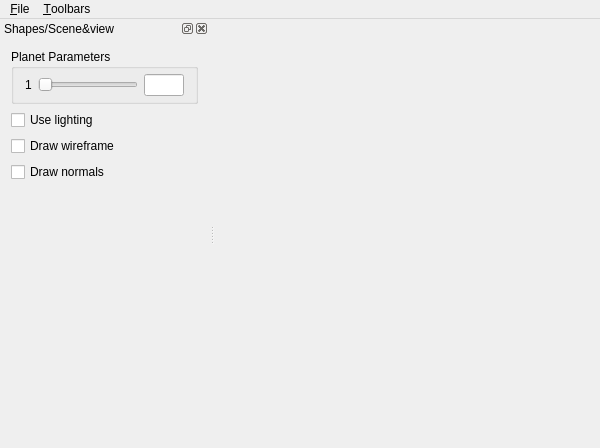
First picture: the form in ui/mainwindow.ui, repository ianlayzer/planet-generator, before the edit.
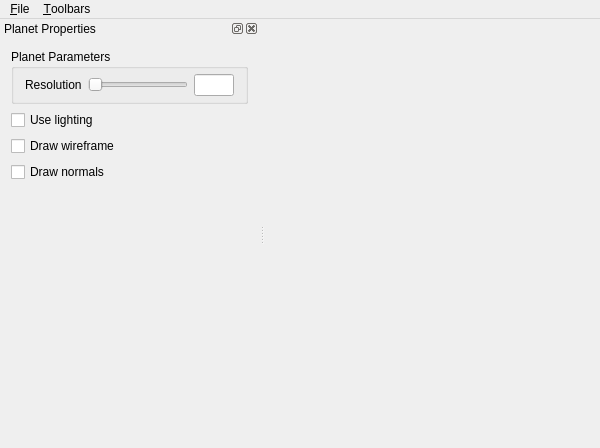
Second picture: the form after the edit.

Diff of the .ui file:
```diff
--- a/ui/mainwindow.ui
+++ b/ui/mainwindow.ui
@@ -40,7 +40,7 @@
   </widget>
   <widget class="QDockWidget" name="shapesDock">
    <property name="windowTitle">
-    <string>Shapes/Scene&amp;view</string>
+    <string>Planet Properties</string>
    </property>
    <attribute name="dockWidgetArea">
     <number>1</number>
@@ -81,7 +81,7 @@
         <item row="0" column="0">
          <widget class="QLabel" name="shapeParameterLabel1">
           <property name="text">
-           <string>1</string>
+           <string>Resolution</string>
           </property>
          </widget>
         </item>
```
Left out of the diff: 2 changed lines with no effect on the pictures.
